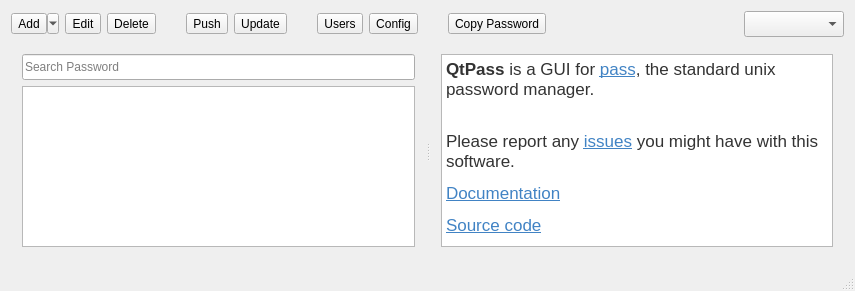
IJHack/QtPass, file mainwindow.ui: the form before one commit.
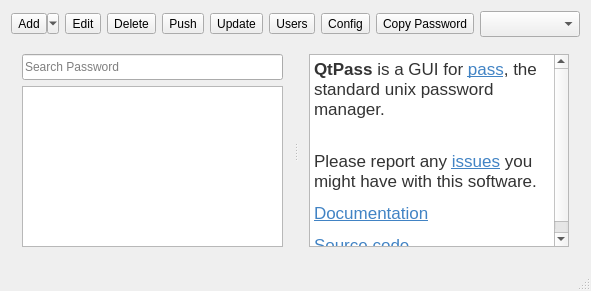
The form after the commit. Icons and pictures are not drawn.

Patch:
```diff
--- a/mainwindow.ui
+++ b/mainwindow.ui
@@ -6,7 +6,7 @@
    <rect>
     <x>0</x>
     <y>0</y>
-    <width>855</width>
+    <width>366</width>
     <height>291</height>
    </rect>
   </property>
@@ -299,7 +299,7 @@
              <string>Search Password</string>
             </property>
             <property name="clearButtonEnabled">
-             <bool>true</bool>
+             <bool>false</bool>
             </property>
            </widget>
           </item>
@@ -331,7 +331,7 @@
            <string>&lt;!DOCTYPE HTML PUBLIC &quot;-//W3C//DTD HTML 4.0//EN&quot; &quot;http://www.w3.org/TR/REC-html40/strict.dtd&quot;&gt;
 &lt;html&gt;&lt;head&gt;&lt;meta name=&quot;qrichtext&quot; content=&quot;1&quot; /&gt;&lt;style type=&quot;text/css&quot;&gt;
 p, li { white-space: pre-wrap; }
-&lt;/style&gt;&lt;/head&gt;&lt;body style=&quot; font-family:'Noto Sans'; font-size:9pt; font-weight:400; font-style:normal;&quot;&gt;
+&lt;/style&gt;&lt;/head&gt;&lt;body style=&quot; font-family:'Noto Sans'; font-size:10pt; font-weight:400; font-style:normal;&quot;&gt;
 &lt;p style=&quot; margin-top:12px; margin-bottom:12px; margin-left:0px; margin-right:0px; -qt-block-indent:0; text-indent:0px;&quot;&gt;&lt;span style=&quot; font-family:'Helvetica Neue,Helvetica,Segoe UI,Arial,freesans,sans-serif'; font-size:13pt; font-weight:600; color:#333333;&quot;&gt;QtPass&lt;/span&gt;&lt;span style=&quot; font-family:'Helvetica Neue,Helvetica,Segoe UI,Arial,freesans,sans-serif'; font-size:13pt; color:#333333;&quot;&gt; is a GUI for &lt;/span&gt;&lt;a href=&quot;http://www.passwordstore.org/&quot;&gt;&lt;span style=&quot; font-family:'Helvetica Neue,Helvetica,Segoe UI,Arial,freesans,sans-serif'; font-size:13pt; text-decoration: underline; color:#4183c4; background-color:transparent;&quot;&gt;pass&lt;/span&gt;&lt;/a&gt;&lt;span style=&quot; font-family:'Helvetica Neue,Helvetica,Segoe UI,Arial,freesans,sans-serif'; font-size:13pt; color:#333333;&quot;&gt;, the standard unix password manager.&lt;/span&gt;&lt;/p&gt;
 &lt;p style=&quot; margin-top:12px; margin-bottom:12px; margin-left:0px; margin-right:0px; -qt-block-indent:0; text-indent:0px;&quot;&gt;&lt;span style=&quot; font-family:'Helvetica Neue,Helvetica,Segoe UI,Arial,freesans,sans-serif'; font-size:13pt; color:#333333;&quot;&gt;&lt;br /&gt;Please report any &lt;/span&gt;&lt;a href=&quot;https://github.com/IJHack/qtpass/issues&quot;&gt;&lt;span style=&quot; font-family:'Helvetica Neue,Helvetica,Segoe UI,Arial,freesans,sans-serif'; font-size:13pt; text-decoration: underline; color:#4183c4;&quot;&gt;issues&lt;/span&gt;&lt;/a&gt;&lt;span style=&quot; font-family:'Helvetica Neue,Helvetica,Segoe UI,Arial,freesans,sans-serif'; font-size:13pt; color:#333333;&quot;&gt; you might have with this software.&lt;/span&gt;&lt;/p&gt;
 &lt;p style=&quot; margin-top:12px; margin-bottom:12px; margin-left:0px; margin-right:0px; -qt-block-indent:0; text-indent:0px;&quot;&gt;&lt;a href=&quot;http://qtpass.org/&quot;&gt;&lt;span style=&quot; font-family:'Helvetica Neue,Helvetica,Segoe UI,Arial,freesans,sans-serif'; font-size:13pt; text-decoration: underline; color:#4183c4; background-color:transparent;&quot;&gt;Documentation&lt;/span&gt;&lt;/a&gt;&lt;/p&gt;
```
